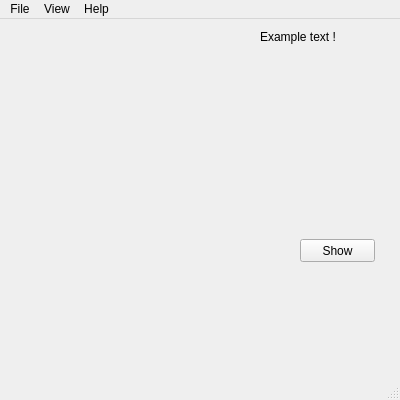
This is mwdDiopomat.ui in PawelDarlak/DiopomatCalc as Qt 5 draws it before an edit. The edited form follows.
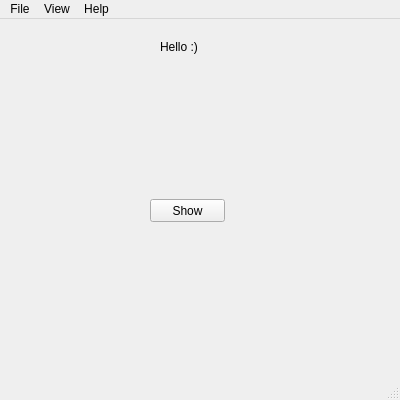
This is the edited form. Icons and pictures are not drawn.

What changed in the file:
```diff
--- a/mwdDiopomat.ui
+++ b/mwdDiopomat.ui
@@ -51,8 +51,8 @@
     </property>
     <property name="geometry">
      <rect>
-      <x>300</x>
-      <y>220</y>
+      <x>150</x>
+      <y>180</y>
       <width>75</width>
       <height>23</height>
      </rect>
@@ -64,14 +64,14 @@
    <widget class="QLabel" name="label">
     <property name="geometry">
      <rect>
-      <x>260</x>
-      <y>10</y>
-      <width>131</width>
+      <x>160</x>
+      <y>20</y>
+      <width>41</width>
       <height>16</height>
      </rect>
     </property>
     <property name="text">
-     <string>Example text !</string>
+     <string>Hello :)</string>
     </property>
    </widget>
   </widget>
```
Left out of the diff: 6 changed lines with no effect on the pictures.
